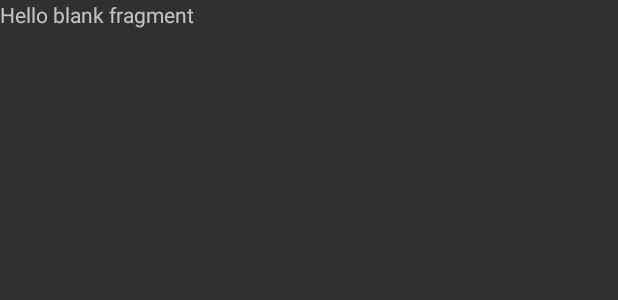
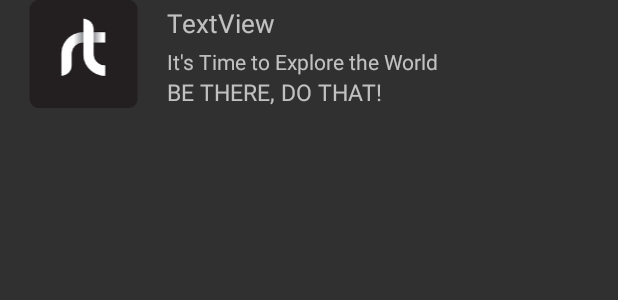
Before and after one commit to devil-r/RURAL-TRAVELLER, an Android app: the layout fragment_user_homefragment.xml on its own in the app's theme, with its tools: preview values and no code run, on a phone screen of 412 x 824 dp. Shown: the top 300 px of the screen. Run offline under Robolectric (Android 15) with nearby library versions, the phone set to English and light mode, and no system bars; Roboto replaces fonts that are not available here.

Commit message:
user dash Updated

```diff
--- a/my app/app/src/main/res/layout/fragment_user_account.xml
+++ b/my app/app/src/main/res/layout/fragment_user_account.xml
@@ -55,6 +55,12 @@
                     android:text="Forum" />
 
                 <Button
+                    android:id="@+id/guideRating"
+                    android:layout_width="match_parent"
+                    android:layout_height="wrap_content"
+                    android:text="Guide Rating" />
+
+                <Button
                     android:id="@+id/changePassword"
                     android:layout_width="match_parent"
                     android:layout_height="wrap_content"
--- a/my app/app/src/main/res/layout/fragment_user_homefragment.xml
+++ b/my app/app/src/main/res/layout/fragment_user_homefragment.xml
@@ -1,14 +1,61 @@
 <?xml version="1.0" encoding="utf-8"?>
 <FrameLayout xmlns:android="http://schemas.android.com/apk/res/android"
+    xmlns:app="http://schemas.android.com/apk/res-auto"
     xmlns:tools="http://schemas.android.com/tools"
     android:layout_width="match_parent"
     android:layout_height="match_parent"
     tools:context=".userHomefragment">
 
-    <!-- TODO: Update blank fragment layout -->
-    <TextView
+    <ScrollView
         android:layout_width="match_parent"
-        android:layout_height="match_parent"
-        android:text="@string/hello_blank_fragment" />
+        android:layout_height="match_parent">
 
+
+        <android.support.constraint.ConstraintLayout
+            android:layout_width="match_parent"
+            android:layout_height="wrap_content">
+
+            <LinearLayout
+                android:layout_width="match_parent"
+                android:layout_height="match_parent"
+                android:orientation="horizontal">
+
+                <ImageView
+                    android:id="@+id/imageView6"
+                    android:layout_width="wrap_content"
+                    android:layout_height="match_parent"
+                    android:layout_weight="1"
+                    android:src="@mipmap/ic_launcher_round" />
+
+                <LinearLayout
+                    android:layout_height="match_parent"
+                    android:layout_width="wrap_content"
+                    android:layout_weight="3"
+                    android:orientation="vertical">
+
+                    <TextView
+                        android:id="@+id/nameString"
+                        android:layout_marginTop="3sp"
+                        android:textSize="17sp"
+                        android:layout_width="match_parent"
+                        android:layout_height="wrap_content"
+                        android:text="TextView" />
+
+                    <TextView
+                        android:id="@+id/textView18"
+                        android:layout_marginTop="4sp"
+                        android:layout_width="match_parent"
+                        android:layout_height="wrap_content"
+                        android:text="It's Time to Explore the World" />
+                    <TextView
+                        android:id="@+id/textView19"
+                        android:layout_width="match_parent"
+                        android:textSize="15sp"
+                        android:layout_height="wrap_content"
+                        android:text="BE THERE, DO THAT!" />
+                </LinearLayout>
+
+            </LinearLayout>
+        </android.support.constraint.ConstraintLayout>
+    </ScrollView>
 </FrameLayout>
```
